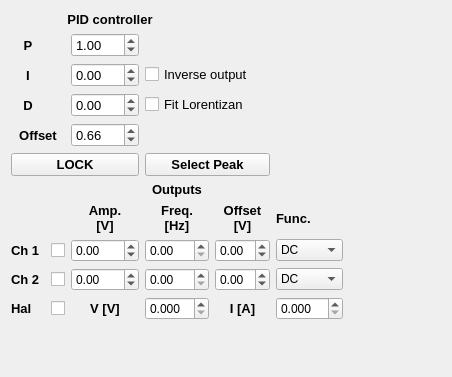
Qt form widgets/scopeWidget/outputsControl.ui (BarakDayanLab/GUI-Experiment) before a commit.
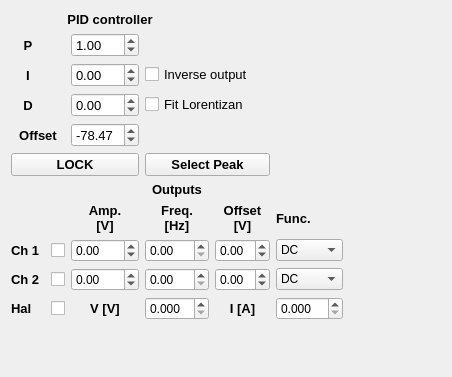
The same form after that commit.

Diff of the .ui file:
```diff
--- a/widgets/scopeWidget/outputsControl.ui
+++ b/widgets/scopeWidget/outputsControl.ui
@@ -547,7 +547,7 @@
        <double>0.010000000000000</double>
       </property>
       <property name="value">
-       <double>0.660000000000000</double>
+       <double>-78.469999999999999</double>
       </property>
      </widget>
     </item>
```
